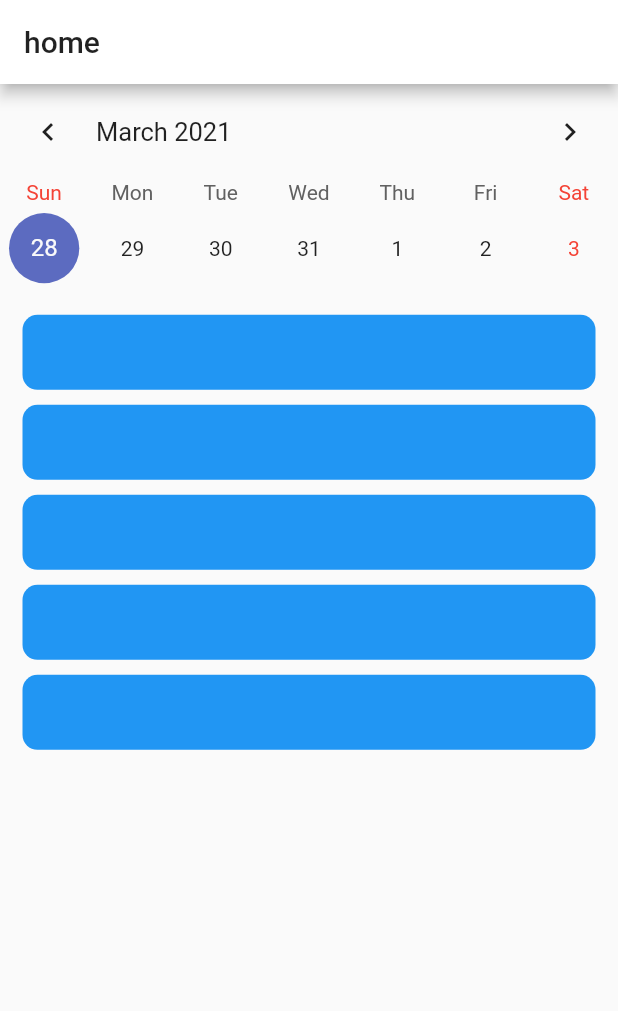
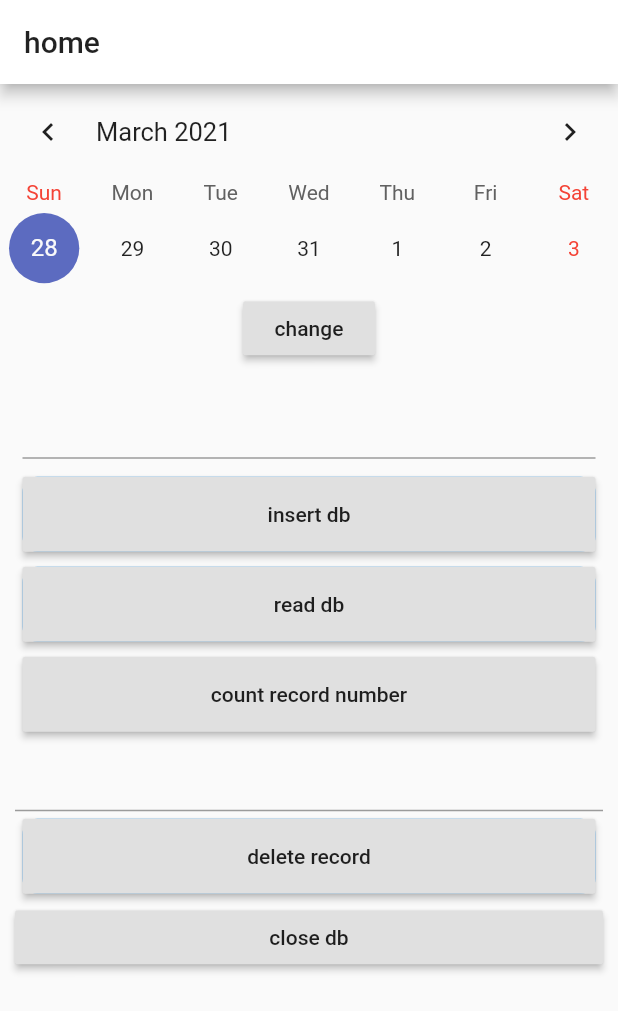
Before and after one commit to bunkan-rudeanalyst/training_scheduler, a Flutter app: the screen it shows after launch, on a phone screen of 412 x 824 dp. Shown: the top 1011 px of the screen. Run offline on Flutter 3.47's test engine with Material 2 defaults, Android fonts, the phone set to English and light mode, and no system bars; drawn by our look-alikes of table_calendar; our stand-ins replace sqflite; accounts and stored records are empty.

Commit message:
add sqlite

```diff
--- /dev/null
+++ b/lib/components/menus.dart
@@ -0,0 +1,178 @@
+import 'package:flutter/material.dart';
+import 'package:provider/provider.dart';
+
+//plugins
+import 'package:sqflite/sqflite.dart';
+import 'package:path/path.dart' as path;
+
+class MenusList extends StatefulWidget {
+  @override
+  _MenusListState createState() => _MenusListState();
+}
+
+class _MenusListState extends State<MenusList> {
+  String _name = "";
+  int _delete_id = 0;
+  Database database;
+  initDb() async {
+    // Create an absolute path to databse
+    final database_name = 'your_database.db';
+    final database_path = await getDatabasesPath();
+    final String path_to_db = path.join(database_path, database_name);
+
+    // SQL command literal
+    final String sql =
+        'CREATE TABLE Student (id INTEGER PRIMARY KEY AUTOINCREMENT, name TEXT)';
+
+// Open or connect database
+    database = await openDatabase(path_to_db,
+        onCreate: (Database db, int version) async {
+      await db.execute(sql);
+      print("execution!");
+    }, version: 1);
+  }
+
+  //search record
+  Future<bool> searchDb(int id) async {}
+
+  //insert new record
+  Future<int> insertDb(new_name) async {
+    final String table_name = 'Student';
+    final String name = new_name;
+    Map<String, dynamic> record = {'name': name};
+    final int result = await database.insert(table_name, record);
+    print("insert $new_name !");
+  }
+
+  //read all records
+  Future<List> readDb() async {
+    var result = await database.query("Student", columns: ["id", "name"]);
+
+    return result.toList();
+  }
+
+  // count record number
+  Future<int> countDbRecord() async {
+    var all_record = await readDb();
+    return all_record.length;
+  }
+
+  //delete oldest record
+  deleteRecord(int id) async {
+    try {
+      var _result =
+          await database.delete("Student", where: "id = ?", whereArgs: [id]);
+    } catch (e) {
+      print("catch : $e");
+    }
+  }
+
+  @override
+  void initState() {
+    super.initState();
+    initDb();
+  }
+
+  @override
+  Widget build(BuildContext context) {
+    return Container(
+      margin: EdgeInsets.all(10),
+      child: Column(
+        children: [
+          SizedBox(
+            height: 400,
+            child: ListView(
+              children: [
+                Container(
+                  // child: Text(Provider.of(context)),
+                  margin: EdgeInsets.all(5),
+                  child: TextField(
+                    onChanged: (input_string) {
+                      setState(() {
+                        _name = input_string;
+                      });
+                    },
+                  ),
+                  height: 50,
+                  decoration: BoxDecoration(
+                      // color: Colors.blue,
+                      borderRadius: BorderRadius.circular(10)),
+                ),
+                Container(
+                  margin: EdgeInsets.all(5),
+                  height: 50,
+                  child: RaisedButton(
+                    onPressed: () {
+                      insertDb(_name);
+                      print("insert!");
+                    },
+                    child: Text("insert db"),
+                  ),
+                  decoration: BoxDecoration(
+                      color: Colors.blue,
+                      borderRadius: BorderRadius.circular(10)),
+                ),
+                Container(
+                  margin: EdgeInsets.all(5),
+                  height: 50,
+                  child: RaisedButton(
+                    onPressed: () async {
+                      var _result = await readDb();
+                      print(_result);
+                    },
+                    child: Text("read db"),
+                  ),
+                  decoration: BoxDecoration(
+                      color: Colors.blue,
+                      borderRadius: BorderRadius.circular(10)),
+                ),
+                Container(
+                  child: RaisedButton(
+                    child: Text("count record number"),
+                    onPressed: () async {
+                      var num = await countDbRecord();
+                      print("record number : $num");
+                    },
+                  ),
+                  margin: EdgeInsets.all(5),
+                  height: 50,
+                  decoration:
+                      BoxDecoration(borderRadius: BorderRadius.circular(10)),
+                ),
+                Container(
+                  child: TextField(
+                    onChanged: (id) {
+                      setState(() {
+                        _delete_id = int.parse(id);
+                      });
+                    },
+                  ),
+                ),
+                Container(
+                  child: RaisedButton(
+                      child: Text("delete record"),
+                      onPressed: () async {
+                        await deleteRecord(_delete_id);
+                      }),
+                  margin: EdgeInsets.all(5),
+                  height: 50,
+                  decoration: BoxDecoration(
+                      color: Colors.blue,
+                      borderRadius: BorderRadius.circular(10)),
+                ),
+                Container(
+                  child: RaisedButton(
+                    child: Text("close db"),
+                    onPressed: () async {
+                      await database.close();
+                    },
+                  ),
+                )
+              ],
+            ),
+          )
+        ],
+      ),
+    );
+  }
+}
--- a/lib/pages/activity_page.dart
+++ b/lib/pages/activity_page.dart
@@ -1,4 +1,8 @@
 import 'package:flutter/material.dart';
+import 'package:provider/provider.dart';
+
+//components
+import '../components/menus.dart';
 
 //plugins
 import 'package:table_calendar/table_calendar.dart';
@@ -39,55 +43,13 @@ class _ActivityPageState extends State<ActivityPage> {
             });
           },
         )),
-        Container(
-          margin: EdgeInsets.all(10),
-          child: Column(
-            children: [
-              SizedBox(
-                height: 400,
-                child: ListView(
-                  children: [
-                    Container(
-                      margin: EdgeInsets.all(5),
-                      height: 50,
-                      decoration: BoxDecoration(
-                          color: Colors.blue,
-                          borderRadius: BorderRadius.circular(10)),
-                    ),
-                    Container(
-                      margin: EdgeInsets.all(5),
-                      height: 50,
-                      decoration: BoxDecoration(
-                          color: Colors.blue,
-                          borderRadius: BorderRadius.circular(10)),
-                    ),
-                    Container(
-                      margin: EdgeInsets.all(5),
-                      height: 50,
-                      decoration: BoxDecoration(
-                          color: Colors.blue,
-                          borderRadius: BorderRadius.circular(10)),
-                    ),
-                    Container(
-                      margin: EdgeInsets.all(5),
-                      height: 50,
-                      decoration: BoxDecoration(
-                          color: Colors.blue,
-                          borderRadius: BorderRadius.circular(10)),
-                    ),
-                    Container(
-                      margin: EdgeInsets.all(5),
-                      height: 50,
-                      decoration: BoxDecoration(
-                          color: Colors.blue,
-                          borderRadius: BorderRadius.circular(10)),
-                    ),
-                  ],
-                ),
-              )
-            ],
-          ),
-        )
+        RaisedButton(
+          onPressed: () {
+            ;
+          },
+          child: Text("change"),
+        ),
+        MenusList()
       ],
     );
   }
--- a/lib/pages/home.dart
+++ b/lib/pages/home.dart
@@ -2,6 +2,10 @@ import 'package:flutter/material.dart';
 
 //pages
 import '../pages/activity_page.dart';
+import 'package:provider/provider.dart';
+import 'dart:async';
+import 'package:path/path.dart' as path;
+import 'package:sqflite/sqflite.dart';
 
 class Home extends StatefulWidget {
   @override
@@ -10,14 +14,18 @@ class Home extends StatefulWidget {
 
 class _HomeState extends State<Home> {
   @override
+  void initState() {
+    super.initState();
+  }
+
+  @override
   Widget build(BuildContext context) {
     return DefaultTabController(
-      length: 3,
-      child: Scaffold(
-          appBar: AppBar(
-            title: Text("home"),
-          ),
-          body: ActivityPage()),
-    );
+        length: 3,
+        child: Scaffold(
+            appBar: AppBar(
+              title: Text("home"),
+            ),
+            body: ActivityPage()));
   }
 }
--- a/pubspec.yaml
+++ b/pubspec.yaml
@@ -24,7 +24,9 @@ dependencies:
   flutter:
     sdk: flutter
   table_calendar: ^2.3.3
-  shared_preferences: ^0.5.4+5
+  sqflite: ^1.3.1+1
+  path:
+  provider: ^3.1.0+1
 
 
   # The following adds the Cupertino Icons font to your application.
```
Also changed, not shown: lib/db/menu.dart (added, +7 -0 lines), lib/main.dart (+5 -2 lines), lib/model/training_menu.dart (added), pubspec.lock, 2 other files.
